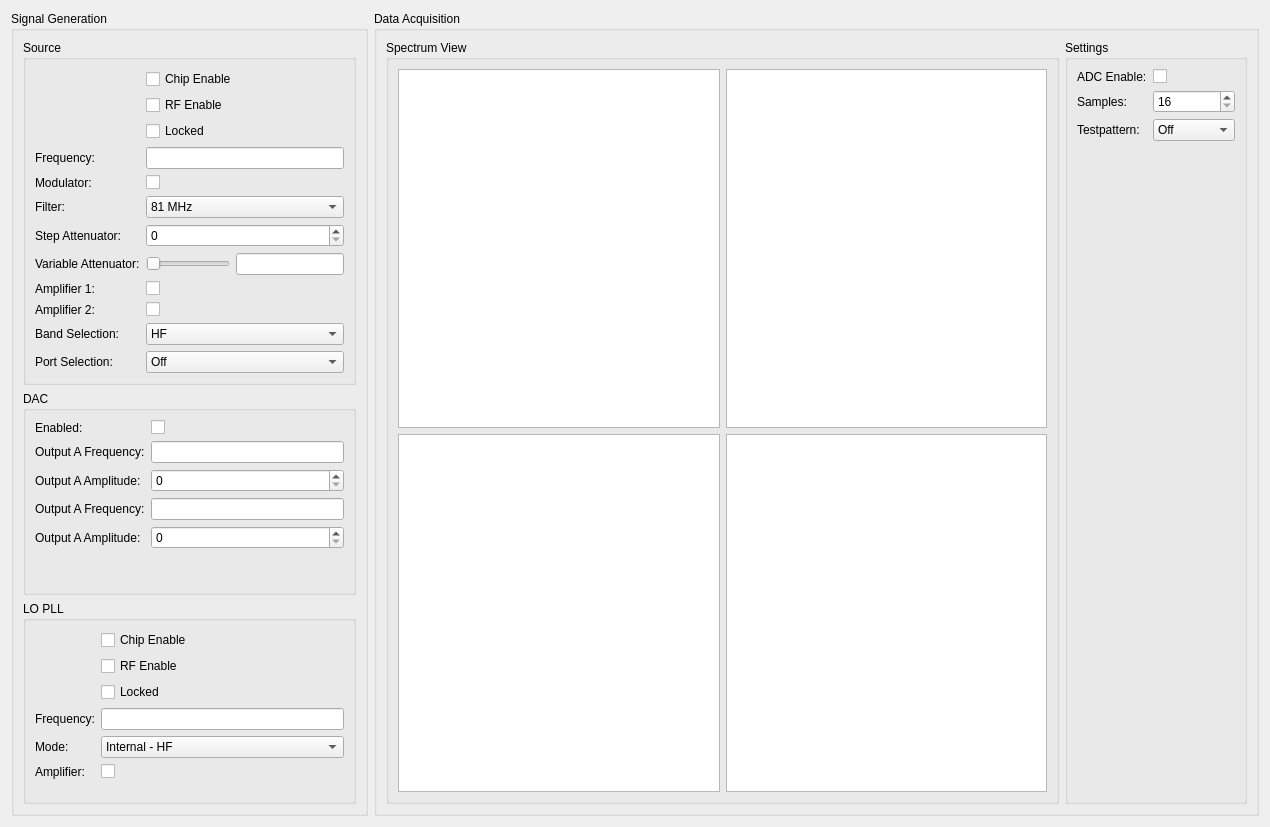
This is Software/PC_Application/LibreVNA-GUI/Device/LibreVNA/manualcontroldialogvfd.ui in jankae/LibreVNA as Qt 5 draws it before an edit. The edited form follows.
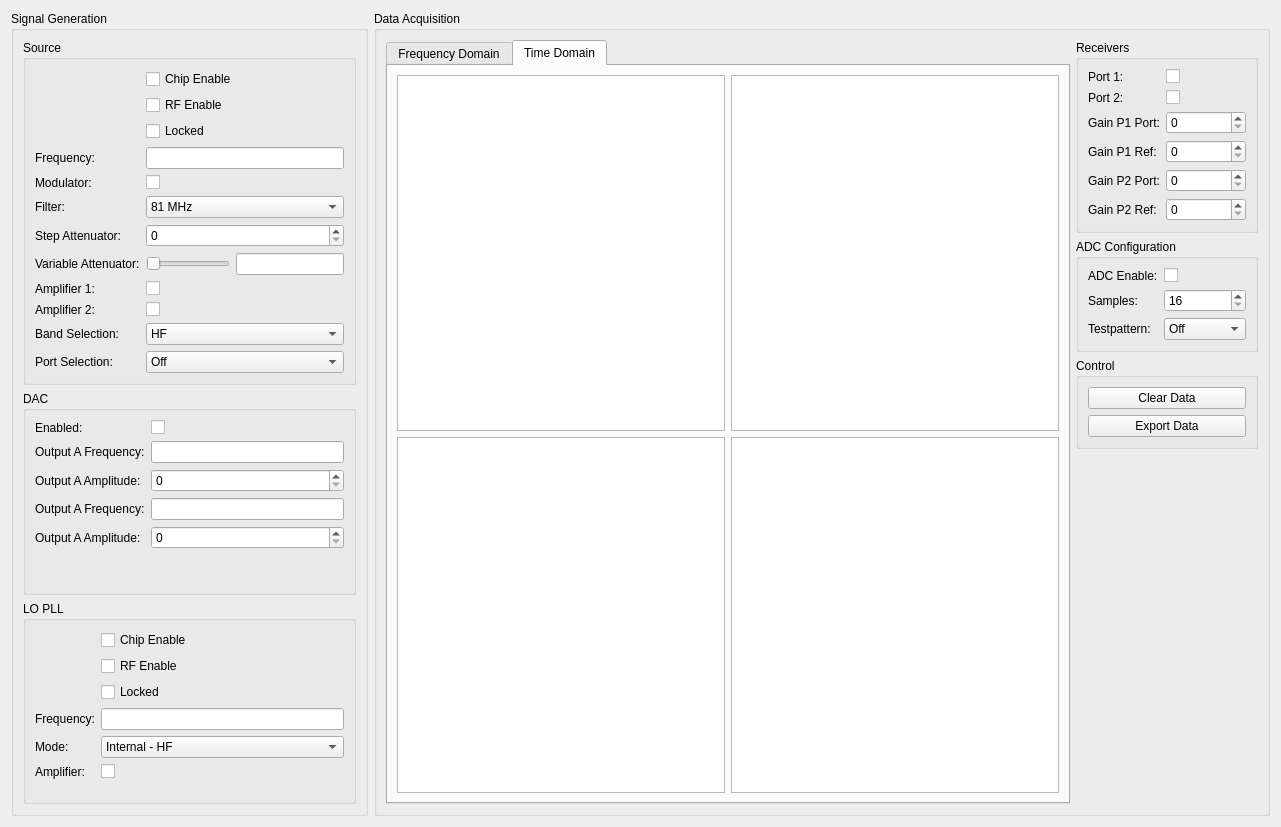
This is the edited form. The open tabs and pages were chosen to show the change. Custom widgets are drawn as their Qt base class.

Commit message: IF gain control

```diff
--- a/Software/PC_Application/LibreVNA-GUI/Device/LibreVNA/manualcontroldialogvfd.ui
+++ b/Software/PC_Application/LibreVNA-GUI/Device/LibreVNA/manualcontroldialogvfd.ui
@@ -9,7 +9,7 @@
    <rect>
     <x>0</x>
     <y>0</y>
-    <width>1270</width>
+    <width>1281</width>
     <height>827</height>
    </rect>
   </property>
@@ -426,12 +426,16 @@
      <property name="title">
       <string>Data Acquisition</string>
      </property>
-     <layout class="QHBoxLayout" name="horizontalLayout_2">
+     <layout class="QHBoxLayout" name="horizontalLayout_2" stretch="1,0">
       <item>
-       <widget class="QGroupBox" name="groupBox_6">
-        <property name="title">
-         <string>Spectrum View</string>
+       <widget class="QTabWidget" name="tabWidget">
+        <property name="currentIndex">
+         <number>0</number>
         </property>
+        <widget class="QWidget" name="tab">
+         <attribute name="title">
+          <string>Frequency Domain</string>
+         </attribute>
         <layout class="QGridLayout" name="gridLayout">
          <item row="0" column="0">
           <widget class="QChartView" name="spectrumA"/>
@@ -447,11 +451,126 @@
          </item>
         </layout>
        </widget>
+        <widget class="QWidget" name="tab_2">
+         <attribute name="title">
+          <string>Time Domain</string>
+         </attribute>
+         <layout class="QGridLayout" name="gridLayout_2">
+          <item row="0" column="0">
+           <widget class="QChartView" name="timeA"/>
+          </item>
+          <item row="0" column="1">
+           <widget class="QChartView" name="timeB"/>
+          </item>
+          <item row="1" column="0">
+           <widget class="QChartView" name="timeC"/>
+          </item>
+          <item row="1" column="1">
+           <widget class="QChartView" name="timeD"/>
+          </item>
+         </layout>
+        </widget>
+       </widget>
+      </item>
+      <item>
+       <layout class="QVBoxLayout" name="verticalLayout_3" stretch="0,0,0,1">
+        <item>
+         <widget class="QGroupBox" name="groupBox_6">
+          <property name="title">
+           <string>Receivers</string>
+          </property>
+          <layout class="QFormLayout" name="formLayout_5">
+           <item row="0" column="0">
+            <widget class="QLabel" name="label_21">
+             <property name="text">
+              <string>Port 1:</string>
+             </property>
+            </widget>
+           </item>
+           <item row="1" column="0">
+            <widget class="QLabel" name="label_22">
+             <property name="text">
+              <string>Port 2:</string>
+             </property>
+            </widget>
+           </item>
+           <item row="0" column="1">
+            <widget class="QCheckBox" name="Port1RXEN">
+             <property name="text">
+              <string/>
+             </property>
+            </widget>
+           </item>
+           <item row="1" column="1">
+            <widget class="QCheckBox" name="Port2RXEN">
+             <property name="text">
+              <string/>
+             </property>
+            </widget>
+           </item>
+           <item row="2" column="0">
+            <widget class="QLabel" name="label_23">
+             <property name="text">
+              <string>Gain P1 Port:</string>
+             </property>
+            </widget>
+           </item>
+           <item row="3" column="0">
+            <widget class="QLabel" name="label_24">
+             <property name="text">
+              <string>Gain P1 Ref:</string>
+             </property>
+            </widget>
+           </item>
+           <item row="4" column="0">
+            <widget class="QLabel" name="label_25">
+             <property name="text">
+              <string>Gain P2 Port:</string>
+             </property>
+            </widget>
+           </item>
+           <item row="5" column="0">
+            <widget class="QLabel" name="label_26">
+             <property name="text">
+              <string>Gain P2 Ref:</string>
+             </property>
+            </widget>
+           </item>
+           <item row="2" column="1">
+            <widget class="QSpinBox" name="P1VGAPort">
+             <property name="maximum">
+              <number>63</number>
+             </property>
+            </widget>
+           </item>
+           <item row="3" column="1">
+            <widget class="QSpinBox" name="P1VGARef">
+             <property name="maximum">
+              <number>63</number>
+             </property>
+            </widget>
+           </item>
+           <item row="4" column="1">
+            <widget class="QSpinBox" name="P2VGAPort">
+             <property name="maximum">
+              <number>63</number>
+             </property>
+            </widget>
+           </item>
+           <item row="5" column="1">
+            <widget class="QSpinBox" name="P2VGARef">
+             <property name="maximum">
+              <number>63</number>
+             </property>
+            </widget>
+           </item>
+          </layout>
+         </widget>
       </item>
       <item>
        <widget class="QGroupBox" name="groupBox_5">
         <property name="title">
-         <string>Settings</string>
+           <string>ADC Configuration</string>
         </property>
         <layout class="QFormLayout" name="formLayout_3">
          <item row="0" column="0">
@@ -551,6 +670,44 @@
          </item>
         </layout>
        </widget>
+        </item>
+        <item>
+         <widget class="QGroupBox" name="groupBox_7">
+          <property name="title">
+           <string>Control</string>
+          </property>
+          <layout class="QVBoxLayout" name="verticalLayout_2">
+           <item>
+            <widget class="QPushButton" name="clearData">
+             <property name="text">
+              <string>Clear Data</string>
+             </property>
+            </widget>
+           </item>
+           <item>
+            <widget class="QPushButton" name="exportData">
+             <property name="text">
+              <string>Export Data</string>
+             </property>
+            </widget>
+           </item>
+          </layout>
+         </widget>
+        </item>
+        <item>
+         <spacer name="verticalSpacer">
+          <property name="orientation">
+           <enum>Qt::Vertical</enum>
+          </property>
+          <property name="sizeHint" stdset="0">
+           <size>
+            <width>20</width>
+            <height>40</height>
+           </size>
+          </property>
+         </spacer>
+        </item>
+       </layout>
       </item>
      </layout>
     </widget>
```
Lines whose indentation alone changed are shown as unchanged. The commit also changes 3 other files.
